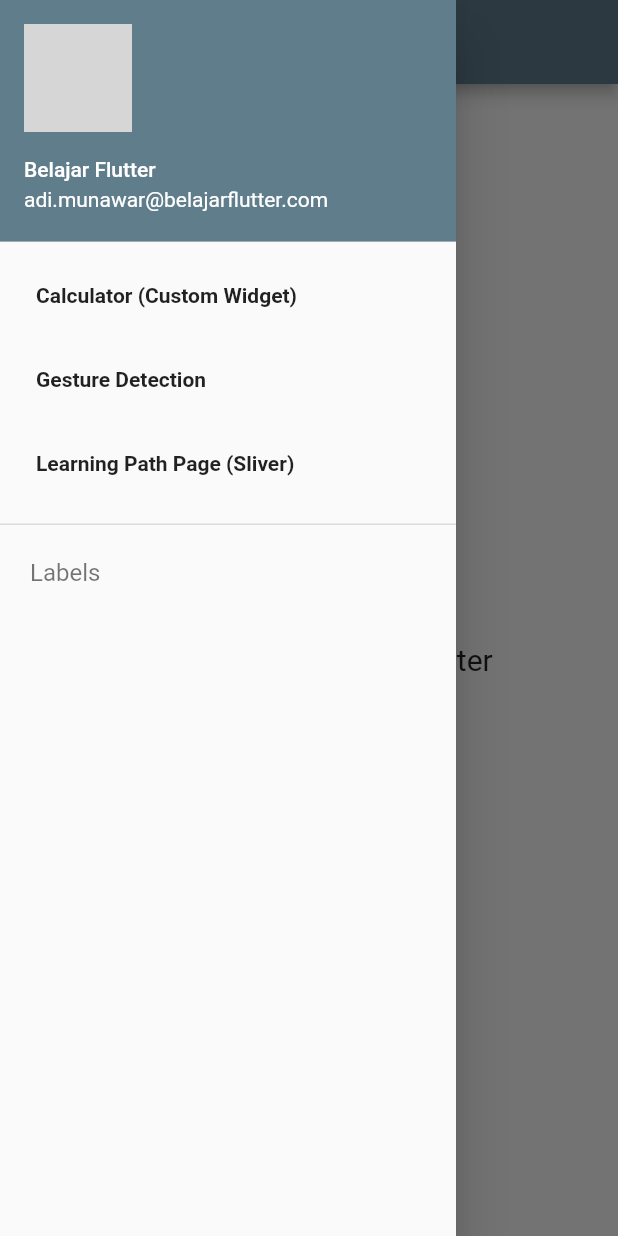
After one commit to AdiMunawar31/FLUTTER-FUNDAMENTAL, a Flutter app: the screen it shows after launch, with the side drawer open, on a phone screen of 412 x 824 dp. The commit adds this screen. Run offline on Flutter 3.47's test engine with Material 2 defaults, Android fonts, the phone set to English and light mode, and no system bars; network calls fail; grey boxes are pictures that could not be loaded.

Commit message:
add drawer navigation

```diff
--- /dev/null
+++ b/lib/drawer.dart
@@ -0,0 +1,85 @@
+import 'package:flutter/material.dart';
+import 'package:flutter_fundamental/tutorial/cupertino_app.dart';
+import 'package:flutter_fundamental/tutorial/custom_widget.dart';
+import 'package:flutter_fundamental/tutorial/gesture_detector.dart';
+import 'package:flutter_fundamental/tutorial/learning_path_list.dart';
+
+class DrawerWidget extends StatelessWidget {
+  const DrawerWidget({Key? key}) : super(key: key);
+
+  @override
+  Widget build(BuildContext context) {
+    return Drawer(
+      child: ListView(
+        padding: EdgeInsets.zero,
+        children: <Widget>[
+          _drawerHeader(),
+          _drawerItem(
+              text: 'Calculator (Custom Widget)',
+              onTap: () => {
+                    Navigator.push(context,
+                        MaterialPageRoute(builder: (context) {
+                      return Calculator();
+                    }))
+                  }),
+          _drawerItem(
+              text: 'Gesture Detection',
+              onTap: () => {
+                    Navigator.push(context,
+                        MaterialPageRoute(builder: (context) {
+                      return GestureDetect();
+                    }))
+                  }),
+          _drawerItem(
+              text: 'Learning Path Page (Sliver)',
+              onTap: () => {
+                    Navigator.push(context,
+                        MaterialPageRoute(builder: (context) {
+                      return LearningPathPage();
+                    }))
+                  }),
+
+          Divider(height: 25, thickness: 1),
+          Padding(
+            padding: const EdgeInsets.only(left: 20.0, top: 10, bottom: 10),
+            child: Text("Labels",
+                style: TextStyle(
+                  fontSize: 16,
+                  color: Colors.black54,
+                )),
+          ),
+          // _drawerItem(
+          //     icon: Icons.bookmark,
+          //     text: 'Family',
+          //     onTap: () => print('Tap Family menu')),
+        ],
+      ),
+    );
+  }
+}
+
+Widget _drawerHeader() {
+  return UserAccountsDrawerHeader(
+    currentAccountPicture: ClipOval(
+      child:
+          Image.network('https://avatars.githubusercontent.com/u/57015700?v=4'),
+    ),
+    accountName: Text('Belajar Flutter'),
+    accountEmail: Text('adi.munawar@belajarflutter.com'),
+  );
+}
+
+Widget _drawerItem({String? text, GestureTapCallback? onTap}) {
+  return ListTile(
+    title: Padding(
+      padding: EdgeInsets.only(left: 8.0),
+      child: Text(
+        text!,
+        style: TextStyle(
+          fontWeight: FontWeight.bold,
+        ),
+      ),
+    ),
+    onTap: onTap,
+  );
+}
--- a/lib/main.dart
+++ b/lib/main.dart
@@ -1,4 +1,5 @@
 import 'package:flutter/material.dart';
+import 'package:flutter_fundamental/drawer.dart';
 import 'package:flutter_fundamental/tutorial/custom_widget.dart';
 import 'package:flutter_fundamental/tutorial/gesture_detector.dart';
 import 'package:flutter_fundamental/tutorial/learning_path_list.dart';
@@ -13,9 +14,16 @@ class MyApp extends StatelessWidget {
   @override
   Widget build(BuildContext context) {
     return MaterialApp(
+      debugShowCheckedModeBanner: false,
       title: 'Flutter Fundamental',
       theme: ThemeData(primarySwatch: Colors.blueGrey),
-      home: LearningPathPage(),
+      home: Scaffold(
+        appBar: AppBar(title: Text('Flutter Fundamental')),
+        drawer: DrawerWidget(),
+        body: Center(
+            child: Text('Belajar Fundamental Flutter',
+                style: TextStyle(fontSize: 20))),
+      ),
     );
   }
 }
--- a/lib/tutorial/custom_widget.dart
+++ b/lib/tutorial/custom_widget.dart
@@ -13,7 +13,9 @@ class _CalculatorState extends State<Calculator> {
 
   @override
   Widget build(BuildContext context) {
-    return Scaffold(
+    return MaterialApp(
+      home: Scaffold(
+        appBar: AppBar(title: Text('Calculator')),
         body: Column(
           children: [
             Expanded(
@@ -216,6 +218,7 @@ class _CalculatorState extends State<Calculator> {
             ),
           ],
         ),
+      ),
     );
   }
 
```
Lines whose indentation alone changed are shown as unchanged.
